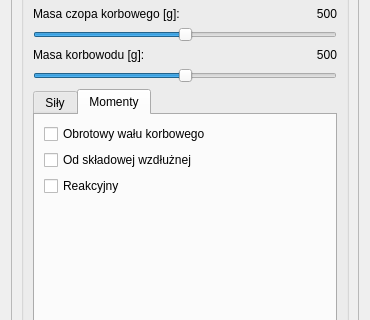
The window that ui/list.ui (MarDom92/Praca_przejsciowa) describes before a commit, drawn with Qt 5; both pictures show x 0 to 370 and y 289 to 609 of the 370 by 800 pixel window.
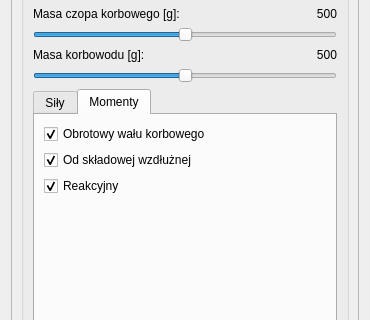
The same window after the commit. The open tabs and pages were chosen to show the change.

```diff
--- a/ui/list.ui
+++ b/ui/list.ui
@@ -589,7 +589,7 @@
                  <string>Obrotowy wału korbowego</string>
                 </property>
                 <property name="checked">
-                 <bool>false</bool>
+                 <bool>true</bool>
                 </property>
                </widget>
               </item>
@@ -598,6 +598,9 @@
                 <property name="text">
                  <string>Od składowej wzdłużnej</string>
                 </property>
+                <property name="checked">
+                 <bool>true</bool>
+                </property>
                </widget>
               </item>
               <item>
@@ -605,6 +608,9 @@
                 <property name="text">
                  <string>Reakcyjny</string>
                 </property>
+                <property name="checked">
+                 <bool>true</bool>
+                </property>
                </widget>
               </item>
               <item>
```
Left out of the diff: 2 changed lines with no effect on the pictures.
